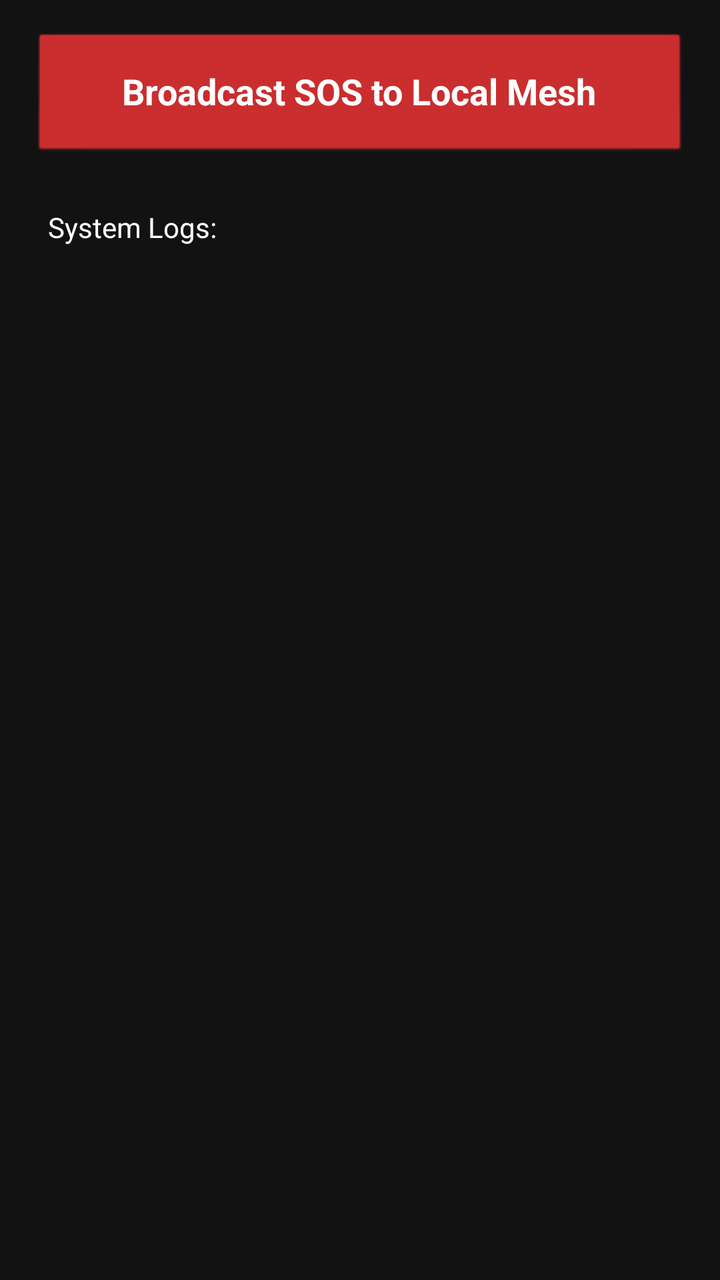
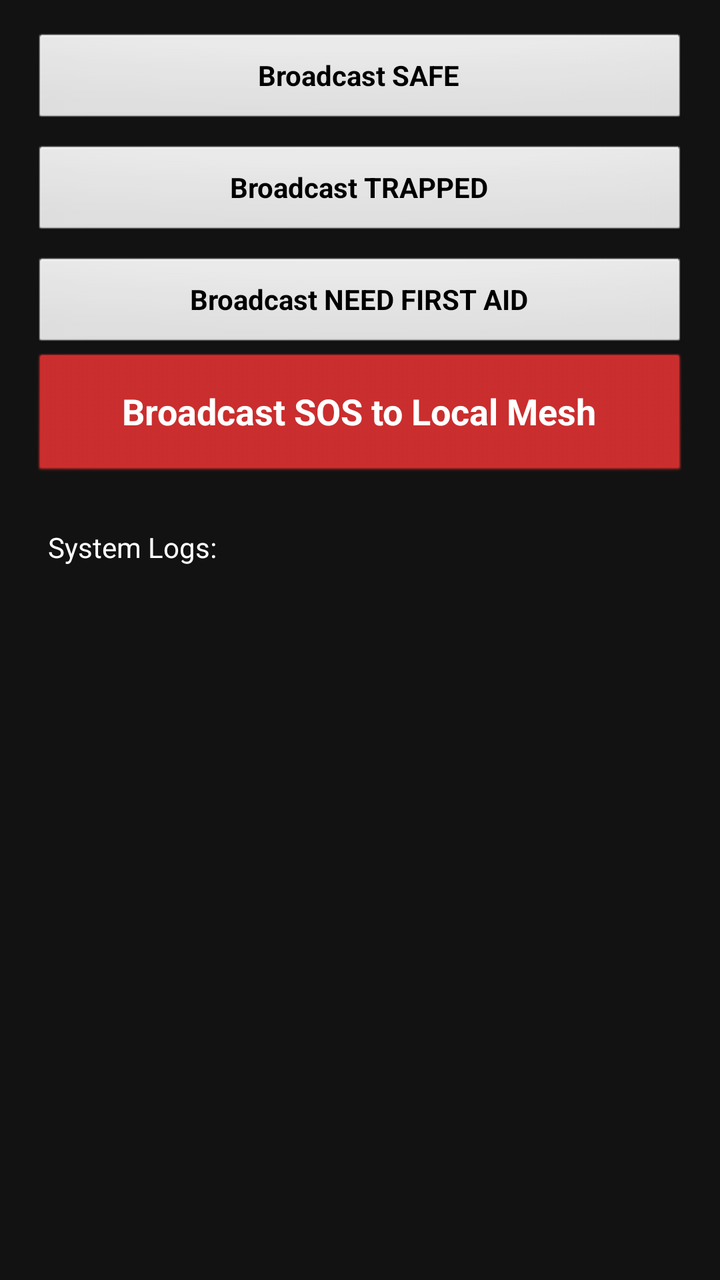

Compare the two renders of this Android layout. The source of the first and the diff that turns it into the second are given below.
<!-- AndroidManifest.xml: activity theme android:Theme.NoTitleBar -->
<!-- res/layout/activity_bitchat_mesh.xml -->
<?xml version="1.0" encoding="utf-8"?>
<LinearLayout
    xmlns:android="http://schemas.android.com/apk/res/android"
    android:layout_width="match_parent"
    android:layout_height="match_parent"
    android:orientation="vertical"
    android:padding="16dp"
    android:background="#121212">

    <Button
        android:id="@+id/btnSos"
        android:layout_width="match_parent"
        android:layout_height="wrap_content"
        android:minHeight="64dp"
        android:text="Broadcast SOS to Local Mesh"
        android:textSize="18sp"
        android:textStyle="bold"
        android:backgroundTint="#D32F2F"
        android:textColor="#FFFFFF" />

    <TextView
        android:id="@+id/tvLogs"
        android:layout_width="match_parent"
        android:layout_height="match_parent"
        android:layout_marginTop="16dp"
        android:padding="8dp"
        android:scrollbars="vertical"
        android:text="System Logs:\n"
        android:textColor="#FFFFFF"
        android:textSize="14sp" />

</LinearLayout>
<!-- resources referenced by this layout -->
<resources>

</resources>

<!-- the commit's change to res/layout/activity_bitchat_mesh.xml (unified diff, before → after) -->
@@ -6,6 +6,29 @@
     android:orientation="vertical"
     android:padding="16dp"
     android:background="#121212">
+
+    <Button
+        android:id="@+id/btnSafe"
+        android:layout_width="match_parent"
+        android:layout_height="wrap_content"
+        android:text="Broadcast SAFE"
+        android:textStyle="bold" />
+
+    <Button
+        android:id="@+id/btnTrapped"
+        android:layout_width="match_parent"
+        android:layout_height="wrap_content"
+        android:layout_marginTop="8dp"
+        android:text="Broadcast TRAPPED"
+        android:textStyle="bold" />
+
+    <Button
+        android:id="@+id/btnNeedAid"
+        android:layout_width="match_parent"
+        android:layout_height="wrap_content"
+        android:layout_marginTop="8dp"
+        android:text="Broadcast NEED FIRST AID"
+        android:textStyle="bold" />
 
     <Button
         android:id="@+id/btnSos"
